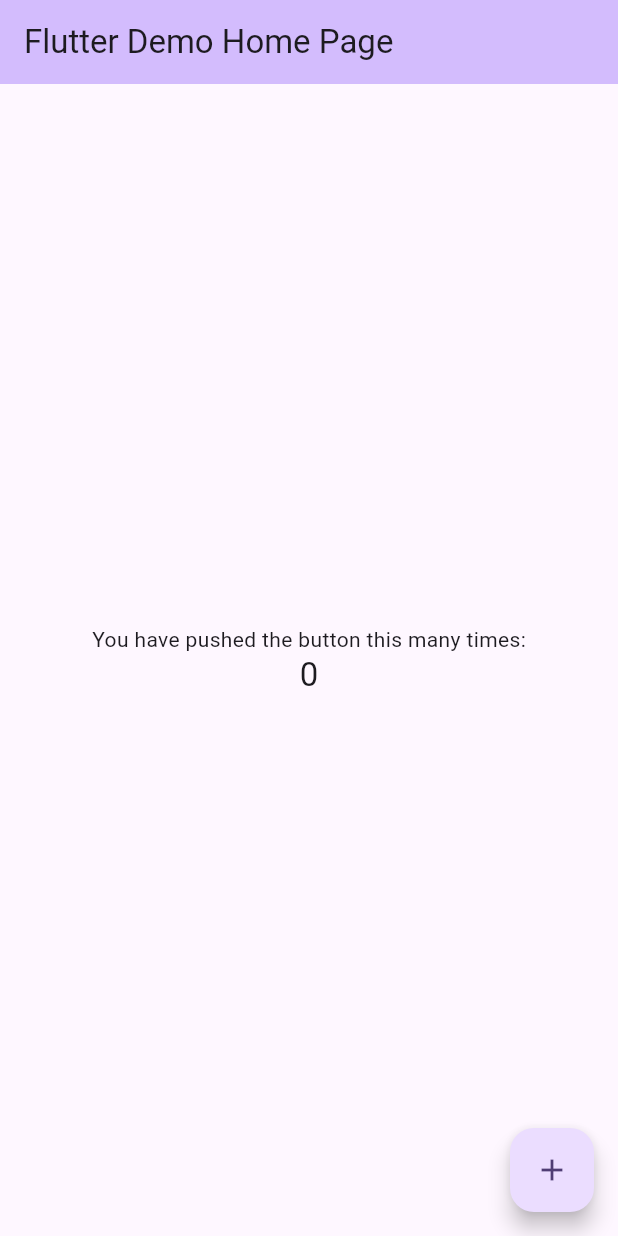
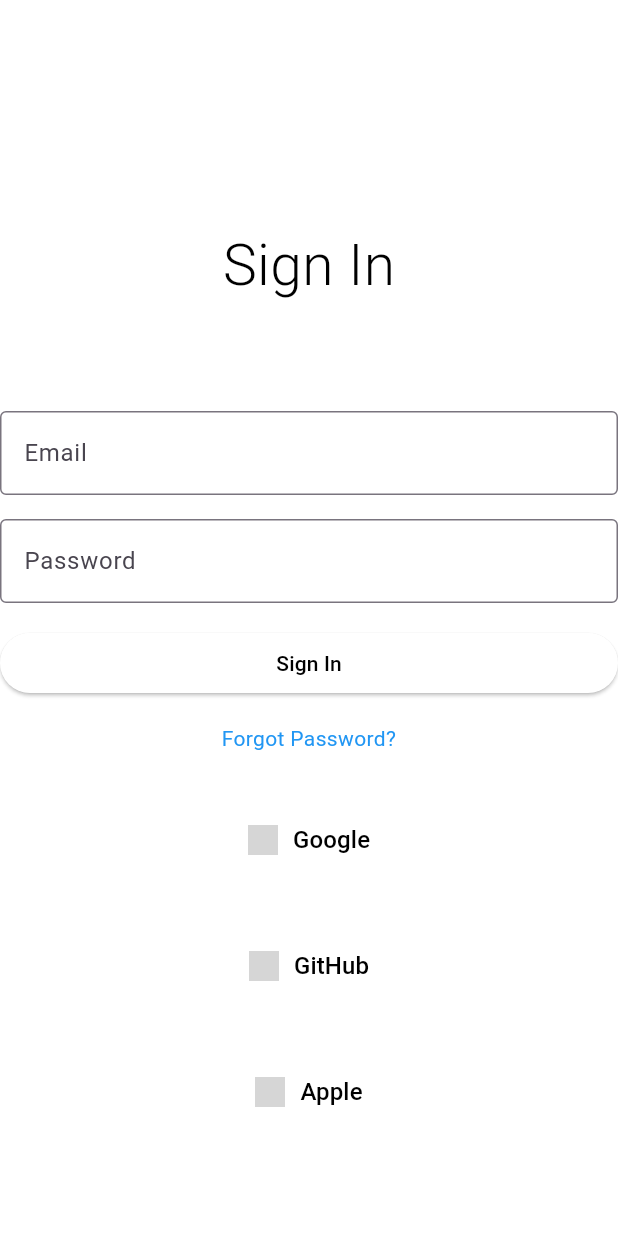
Before and after one commit to keeertnaa/yaarit, a Flutter app: the screen it shows after launch, on a phone screen of 412 x 824 dp. Run offline on Flutter 3.47's test engine with Material 3 defaults, Android fonts, the phone set to English and light mode, and no system bars; network calls fail; grey boxes are pictures that could not be loaded.

Commit message:
On branch main Your branch is up to date with 'origin/main'.
Changes to be committed:
	modified:   lib/main.dart
	modified:   lib/screens/loginflow/signin.dart

```diff
--- a/lib/main.dart
+++ b/lib/main.dart
@@ -1,4 +1,7 @@
+// ignore_for_file: use_key_in_widget_constructors
+
 import 'package:flutter/material.dart';
+import 'package:yaarit/screens/loginflow/signin.dart';
 
 void main() {
   runApp(const MyApp());
@@ -11,59 +14,14 @@
   Widget build(BuildContext context) {
     return MaterialApp(
       title: 'Flutter Demo',
-      theme: ThemeData(
-        colorScheme: ColorScheme.fromSeed(seedColor: Colors.deepPurple),
-        useMaterial3: true,
-      ),
-      home: const MyHomePage(title: 'Flutter Demo Home Page'),
-    );
-  }
+      // theme: ThemeData(
+      //   colorScheme: ColorScheme.fromSeed(seedColor: Colors.deepPurple),
+      //   useMaterial3: true,
+      // ),
+      initialRoute: '/',
+      routes: {
+        '/': (context) => const SigninPage(),
+  },
+);
 }
-
-class MyHomePage extends StatefulWidget {
-  const MyHomePage({Key? key, required this.title});
-
-  final String title;
-
-  @override
-  State<MyHomePage> createState() => _MyHomePageState();
 }
-
-class _MyHomePageState extends State<MyHomePage> {
-  int _counter = 0;
-
-  void _incrementCounter() {
-    setState(() {
-      _counter++;
-    });
-  }
-
-  @override
-  Widget build(BuildContext context) {
-    return Scaffold(
-      appBar: AppBar(
-        backgroundColor: Theme.of(context).colorScheme.inversePrimary,
-        title: Text(widget.title),
-      ),
-      body: Center(
-        child: Column(
-          mainAxisAlignment: MainAxisAlignment.center,
-          children: <Widget>[
-            const Text(
-              'You have pushed the button this many times:',
-            ),
-            Text(
-              '$_counter',
-              style: Theme.of(context).textTheme.headline6,
-            ),
-          ],
-        ),
-      ),
-      floatingActionButton: FloatingActionButton(
-        onPressed: _incrementCounter,
-        tooltip: 'Increment',
-        child: const Icon(Icons.add),
-      ),
-    );
-  }
-}
--- a/lib/screens/loginflow/signin.dart
+++ b/lib/screens/loginflow/signin.dart
@@ -1,13 +1,90 @@
-// ignore_for_file: camel_case_types
-
 import 'package:flutter/material.dart';
 import 'package:yaarit/screens/loginflow/socials.dart';
 
-class signin extends StatelessWidget {
-  const signin({super.key});
+class SigninPage extends StatelessWidget {
+  const SigninPage({Key? key}) : super(key: key);
 
   @override
   Widget build(BuildContext context) {
-    return const Placeholder();
+    return Scaffold(
+      backgroundColor: Colors.white,
+      body: SingleChildScrollView(
+        child: Column(
+          mainAxisAlignment: MainAxisAlignment.center,
+          crossAxisAlignment: CrossAxisAlignment.stretch,
+          children: [
+            const SizedBox(height: 150),
+            const Center(
+              child: Text(
+                'Sign In',
+                style: TextStyle(
+                  color: Colors.black,
+                  fontSize: 38,
+                  fontWeight: FontWeight.w300,
+                ),
+              ),
+            ),
+            const SizedBox(height: 70),
+            TextFormField(
+              decoration: const InputDecoration(
+                labelText: 'Email',
+                border: OutlineInputBorder(),
+              ),
+            ),
+            const SizedBox(height: 16),
+            TextFormField(
+              obscureText: true,
+              decoration: const InputDecoration(
+                labelText: 'Password',
+                border: OutlineInputBorder(),
+              ),
+            ),
+            const SizedBox(height: 16),
+            ElevatedButton(
+              onPressed: () {
+                // Implement sign-in functionality here
+              },
+              style: ElevatedButton.styleFrom(
+                backgroundColor: Colors.white,
+              ),
+              // style: ElevatedButton.styleFrom(
+              //   textStyle: const TextStyle(
+              //     color: Colors.black, // Set text color to black
+              //   ),
+              // ),
+              child: const Text('Sign In',
+              style: TextStyle(color: Colors.black),),
+            ),
+            const SizedBox(height: 16),
+            GestureDetector(
+              onTap: () {
+                // Navigate to sign-up page or implement forgot password functionality
+              },
+              child: const Text(
+                'Forgot Password?',
+                textAlign: TextAlign.center,
+                style: TextStyle(color: Colors.blue),
+              ),
+            ),
+            const SizedBox(height: 16),
+            GoogleBtn1(
+              onPressed: () {
+                // Implement necessary code for Google sign-in
+              },
+            ),
+            GitHubBtn1(
+              onPressed: () {
+                // Implement necessary code for Github sign-in
+              },
+            ),
+            AppleBtn1(
+              onPressed: () {
+                // Implement necessary code for apple sign-in
+              },
+            ),
+          ],
+        ),
+      ),
+    );
   }
 }
```
